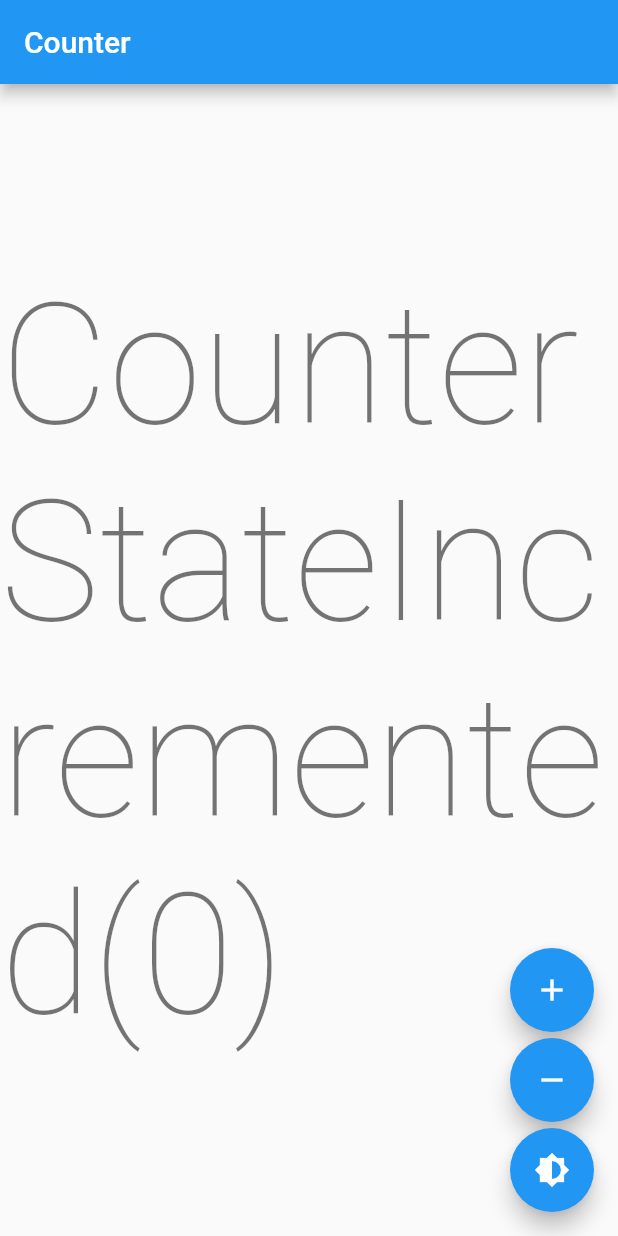
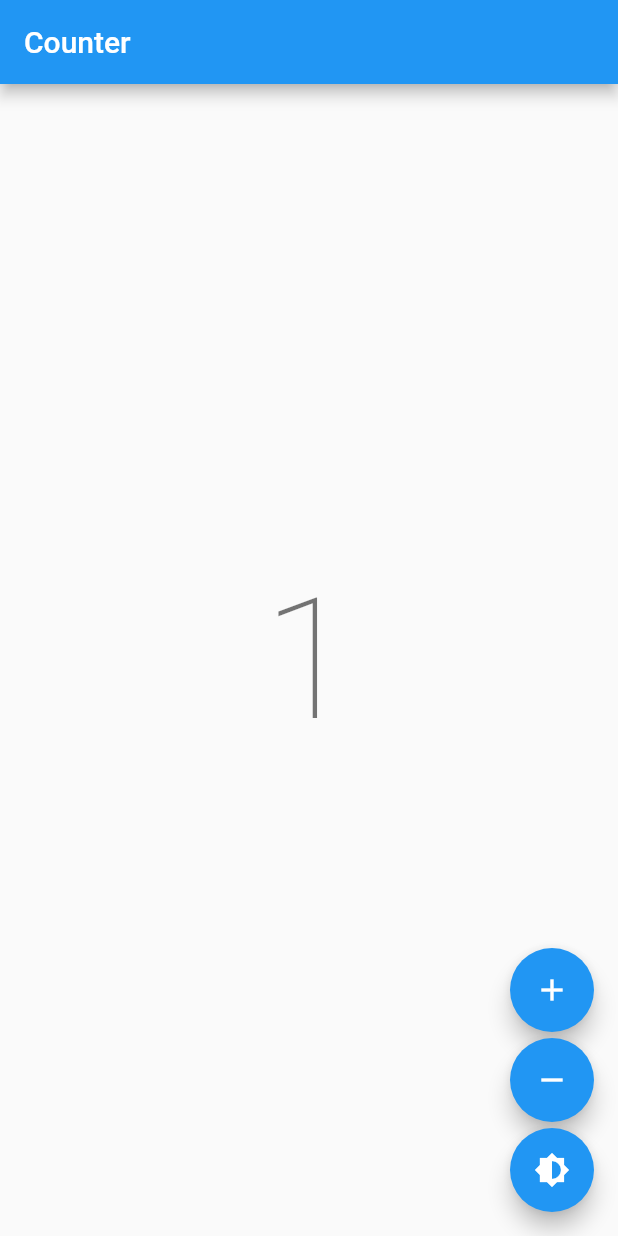
Before and after one commit to korzonkiee/bloc_remote_logger, a Flutter app: the screen it shows after launch, after a tap on the "add" icon, on a phone screen of 412 x 824 dp. Run offline on Flutter 3.47's test engine with Material 2 defaults, Android fonts, the phone set to English and light mode, and no system bars; our stand-ins replace bloc, dio, equatable, flutter_bloc; missing offline and left inert: diff_match_patch; project files that could hold a hidden picture were left out.

Commit message:
add optional baseurl param

```diff
--- a/example/lib/main.dart
+++ b/example/lib/main.dart
@@ -8,7 +8,7 @@ import 'package:flutter_bloc/flutter_bloc.dart';
 void main() {
   WidgetsFlutterBinding.ensureInitialized();
   Bloc.observer = RemoteBlocObserver(
-    apiKey: '2b6c85d390430dc71e1e16b98dbc214c0a3a5e2014867317ad7e070d54893764',
+    apiKey: '922984c51f13322af2c6e0316fc47c94987c8db509dfcc0663b11812fa3e8c59',
   );
   runApp(const App());
 }
@@ -62,9 +62,9 @@ class CounterView extends StatelessWidget {
       appBar: AppBar(title: const Text('Counter')),
       body: Center(
         child: BlocBuilder<CounterBloc, CounterState>(
-          builder: (context, count) {
+          builder: (context, state) {
             return Text(
-              '$count',
+              '${state.counter}',
               style: Theme.of(context).textTheme.displayLarge,
             );
           },
@@ -106,40 +106,26 @@ class CounterIncrementPressed extends CounterEvent {}
 
 class CounterDecrementPressed extends CounterEvent {}
 
-abstract class CounterState extends Equatable {}
+class CounterState extends Equatable {
+  const CounterState({this.counter = 0});
 
-class CounterStateInitial extends CounterState {
+  final int counter;
+
+  CounterState copyWith({int? counter}) {
+    return CounterState(counter: counter ?? this.counter);
+  }
+
   @override
-  List<Object?> get props => [];
+  List<Object?> get props => [counter];
 }
 
-class CounterStateIncremented extends CounterState {
-  CounterStateIncremented({required this.count});
-
-  final int count;
-
-  @override
-  List<Object?> get props => [count];
-}
-
-class CounterStateDecremented extends CounterState {
-  CounterStateDecremented({required this.count});
-
-  final int count;
-
-  @override
-  List<Object?> get props => [count];
-}
-
-int counter = 0;
-
 class CounterBloc extends Bloc<CounterEvent, CounterState> {
-  CounterBloc() : super(CounterStateInitial()) {
+  CounterBloc() : super(const CounterState()) {
     on<CounterIncrementPressed>(
-      (event, emit) => emit(CounterStateIncremented(count: counter++)),
+      (event, emit) => emit(state.copyWith(counter: state.counter + 1)),
     );
     on<CounterDecrementPressed>(
-      (event, emit) => emit(CounterStateDecremented(count: counter--)),
+      (event, emit) => emit(state.copyWith(counter: state.counter - 1)),
     );
   }
 }
--- a/lib/src/remote_bloc_observer.dart
+++ b/lib/src/remote_bloc_observer.dart
@@ -17,12 +17,14 @@ import 'package:uuid/uuid.dart';
 class RemoteBlocObserver extends BlocObserver {
   RemoteBlocObserver({
     required String apiKey,
+    String baseUrl = 'http://localhost:8080',
     DirectoryProvider? directoryProvider,
   }) {
     _repository = _Repository(
       sessionId: const Uuid().v4(),
       apiKey: apiKey,
       directoryProvider: directoryProvider ?? defaultDirectoryProvider,
+      baseUrl: baseUrl,
     );
 
     _repository.uploadPreviousSessions();
@@ -110,6 +112,7 @@ class _Repository {
     required this.sessionId,
     required this.apiKey,
     required this.directoryProvider,
+    required this.baseUrl,
   }) {
     _createSessionMetadata();
 
@@ -144,7 +147,7 @@ class _Repository {
       /// TODO: optimize, store info if it exists in a local variable.
       if (!sessionMetadataFile.existsSync()) {
         final sessionMetadata = SessionMetadata(
-          startDate: DateTime.now(),
+          startedDate: DateTime.now(),
         );
         final sessionMetadataJsonString = jsonEncode(sessionMetadata.toJson());
 
@@ -159,6 +162,7 @@ class _Repository {
   final String sessionId;
   final String apiKey;
   final DirectoryProvider directoryProvider;
+  final String baseUrl;
 
   // ignore: unused_field, cancel_subscriptions
   late final StreamSubscription<_Change> _changesStreamSub;
@@ -247,7 +251,7 @@ class _Repository {
     final file = File(
       path.join(
         directory.path,
-        '$apiKey/$sessionId/$blocName/$blocHashCode/state.csv',
+        '$apiKey/$sessionId/$blocName/$blocHashCode/states.csv',
       ),
     );
 
@@ -367,7 +371,7 @@ class _Repository {
     try {
       // ignore: inference_failure_on_function_invocation
       final response = await Dio().put(
-        'http://localhost:8080/files',
+        '$baseUrl/files',
         options: Options(
           headers: {
             'Content-Type': 'multipart/form-data',
@@ -406,7 +410,7 @@ class _Change {
   final dynamic nextState;
 
   String toCSV() {
-    final timestamp = this.timestamp.millisecondsSinceEpoch;
+    final timestamp = this.timestamp.toUtc().toIso8601String();
     final contentChange = base64.encode(utf8.encode(diff()));
 
     return [
@@ -454,7 +458,7 @@ class _Event {
   final dynamic event;
 
   String toCSV() {
-    final timestamp = this.timestamp.millisecondsSinceEpoch;
+    final timestamp = this.timestamp.toUtc().toIso8601String();
     final content = base64.encode(utf8.encode(event.toString()));
 
     return [
@@ -494,7 +498,7 @@ class _Error {
   final StackTrace stackTrace;
 
   String toCSV() {
-    final timestamp = this.timestamp.millisecondsSinceEpoch;
+    final timestamp = this.timestamp.toUtc().toIso8601String();
     final errorContent = base64.encode(utf8.encode(error.toString()));
     final errorStackTrace = base64.encode(utf8.encode(stackTrace.toString()));
 
@@ -542,20 +546,20 @@ DirectoryProvider testDirectoryProvider = () async {
 
 class SessionMetadata {
   SessionMetadata({
-    required this.startDate,
+    required this.startedDate,
   });
 
   factory SessionMetadata.fromJson(Map<String, dynamic> json) {
     return SessionMetadata(
-      startDate: DateTime.parse(json['startDate'] as String),
+      startedDate: DateTime.parse(json['startedDate'] as String),
     );
   }
 
-  final DateTime startDate;
+  final DateTime startedDate;
 
   Map<String, dynamic> toJson() {
     return {
-      'startDate': startDate.toIso8601String(),
+      'startedDate': startedDate.toUtc().toIso8601String(),
     };
   }
 }
@@ -578,8 +582,8 @@ class BlocMetadata {
 
   Map<String, dynamic> toJson() {
     return {
-      'createdDate': createdDate?.toIso8601String() ?? '',
-      'closedDate': closedDate?.toIso8601String() ?? '',
+      'createdDate': createdDate?.toUtc().toIso8601String() ?? '',
+      'closedDate': closedDate?.toUtc().toIso8601String() ?? '',
     };
   }
 }
```
Also changed, not shown: 1 other file.
